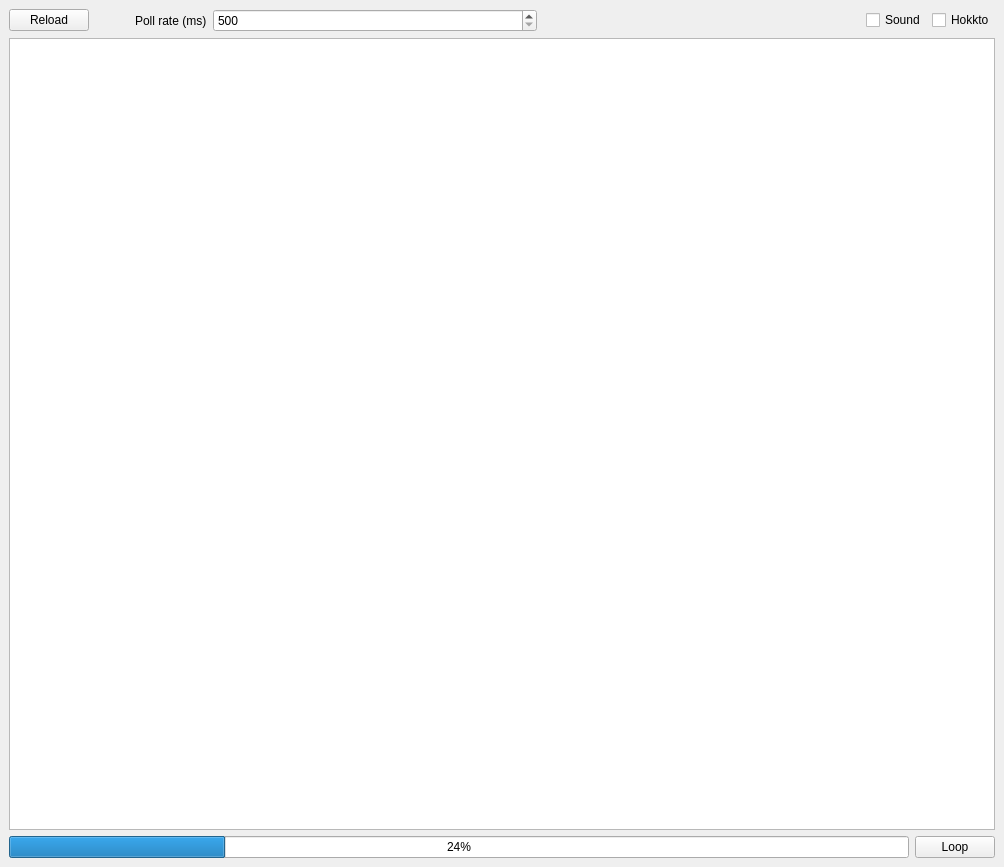
The window that ui/mainWindow.ui (pietrobaricco/AutoHyakuretsu) describes before a commit, drawn with Qt 5.
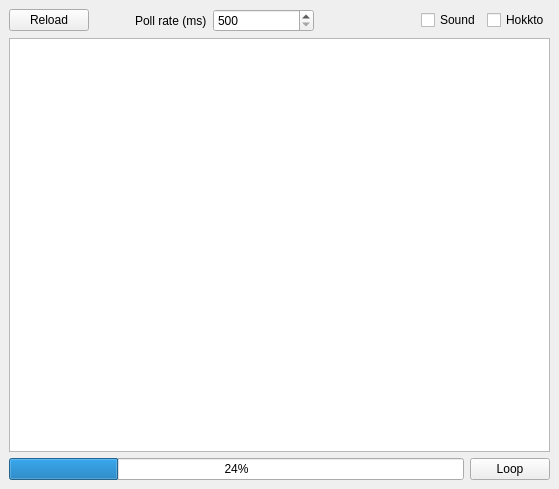
The same window after the commit.

Diff of the .ui file:
```diff
--- a/ui/mainWindow.ui
+++ b/ui/mainWindow.ui
@@ -6,8 +6,8 @@
    <rect>
     <x>0</x>
     <y>0</y>
-    <width>1004</width>
-    <height>867</height>
+    <width>559</width>
+    <height>489</height>
    </rect>
   </property>
   <property name="windowTitle">
```
